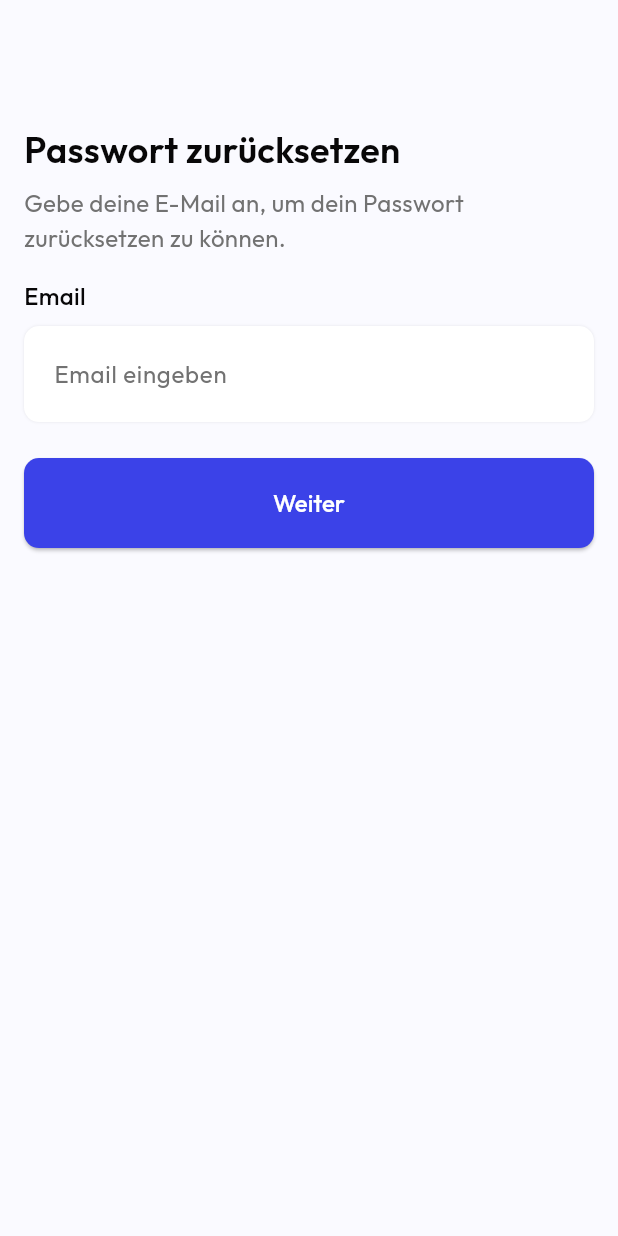
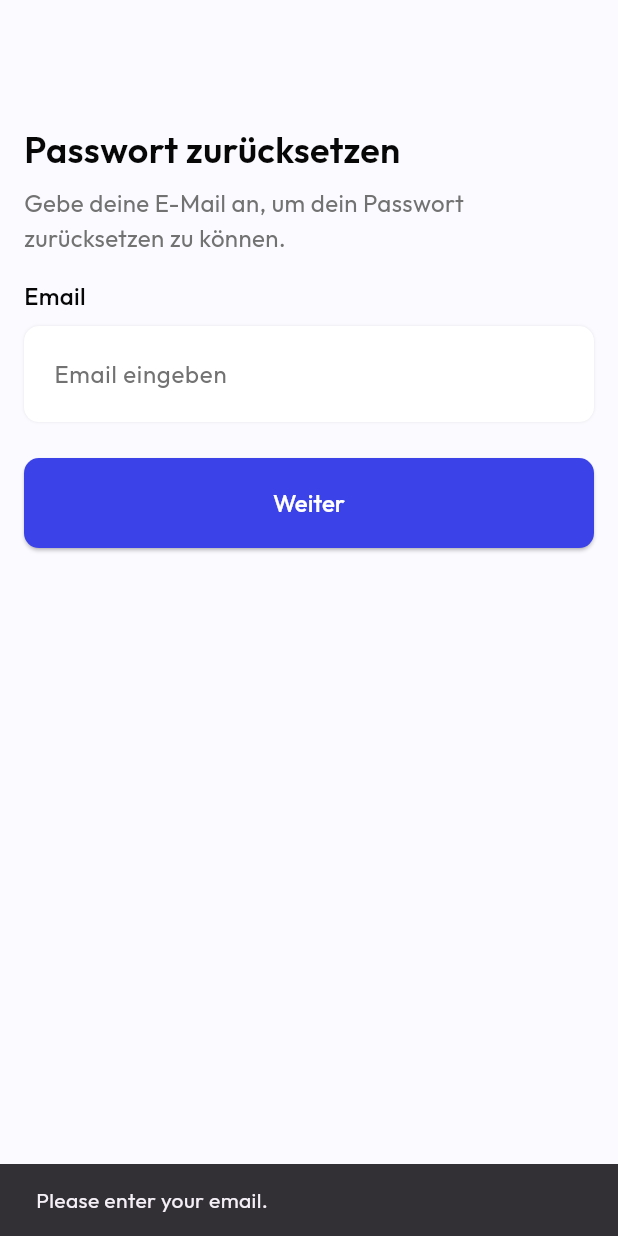
Before and after one commit to emilianmisera/trackbud-app, a Flutter app: the ForgotPasswordScreen screen opened directly, after a tap on "Weiter", on a phone screen of 412 x 824 dp. Run offline on Flutter 3.47's test engine with Material 3 defaults, Android fonts, the light colour scheme and no system bars; drawn by our look-alikes of simple_shadow; our stand-ins replace firebase_auth, firebase_core, flutter_svg; accounts and stored records are empty.

Commit message:
add password reset functionality to screen (hard coded strings)

```diff
--- a/track_bud/lib/views/at_signup/forgot_password_screen.dart
+++ b/track_bud/lib/views/at_signup/forgot_password_screen.dart
@@ -1,4 +1,6 @@
+import 'package:firebase_auth/firebase_auth.dart';
 import 'package:flutter/material.dart';
+import 'package:track_bud/services/auth/auth_service.dart'; // Import your AuthService
 import 'package:track_bud/utils/constants.dart';
 import 'package:track_bud/utils/strings.dart';
 import 'package:track_bud/utils/textfield_widget.dart';
@@ -12,6 +14,7 @@ class ForgotPasswordScreen extends StatefulWidget {
 
 class _ForgotPasswordScreenState extends State<ForgotPasswordScreen> {
   final TextEditingController _emailController = TextEditingController();
+  final AuthService _authService = AuthService(); // Create an instance of AuthService
 
   @override
   Widget build(BuildContext context) {
@@ -51,8 +54,42 @@ class _ForgotPasswordScreenState extends State<ForgotPasswordScreen> {
                 height: CustomPadding.bigSpace,
               ),
               ElevatedButton(
-                //sign in button
-                onPressed: () {},
+                onPressed: () async {
+                  // Retrieve email input from the text controller
+                  String email = _emailController.text.trim();
+
+                  // Validate email input
+                  if (email.isEmpty) {
+                    ScaffoldMessenger.of(context).showSnackBar(
+                      SnackBar(
+                        content: Text("Please enter your email."),
+                      ),
+                    );
+                    return;
+                  }
+
+                  try {
+                    // Attempt to send a password reset email
+                    await _authService.sendPasswordResetEmail(email);
+
+                    // Show success message
+                    ScaffoldMessenger.of(context).showSnackBar(
+                      SnackBar(
+                        content: Text("Password reset email sent."),
+                      ),
+                    );
+
+                    // Optionally navigate back to login screen
+                    Navigator.of(context).pop();
+                  } on FirebaseAuthException catch (e) {
+                    // Handle error and show error message
+                    ScaffoldMessenger.of(context).showSnackBar(
+                      SnackBar(
+                        content: Text("Error: ${e.message}"),
+                      ),
+                    );
+                  }
+                },
                 child: Text(
                   AppString.continueText,
                 ),
```
